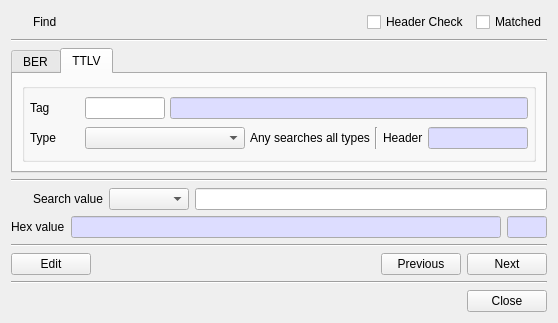
Qt form BerEditor/find_dlg.ui (jykim74/BerEditor) before a commit.
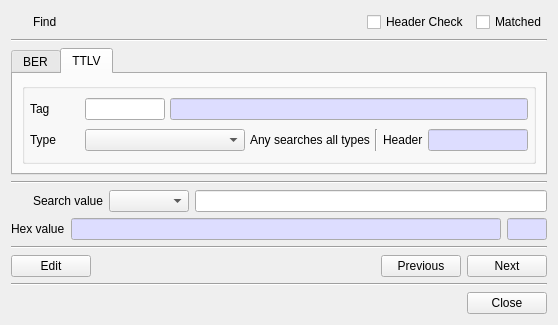
The same form after that commit. Icons and pictures are not drawn.

The edit to the form file:
```diff
--- a/BerEditor/find_dlg.ui
+++ b/BerEditor/find_dlg.ui
@@ -7,7 +7,7 @@
     <x>0</x>
     <y>0</y>
     <width>558</width>
-    <height>323</height>
+    <height>325</height>
    </rect>
   </property>
   <property name="windowTitle">
```
Left out of the diff: 2 changed lines with no effect on the pictures.
